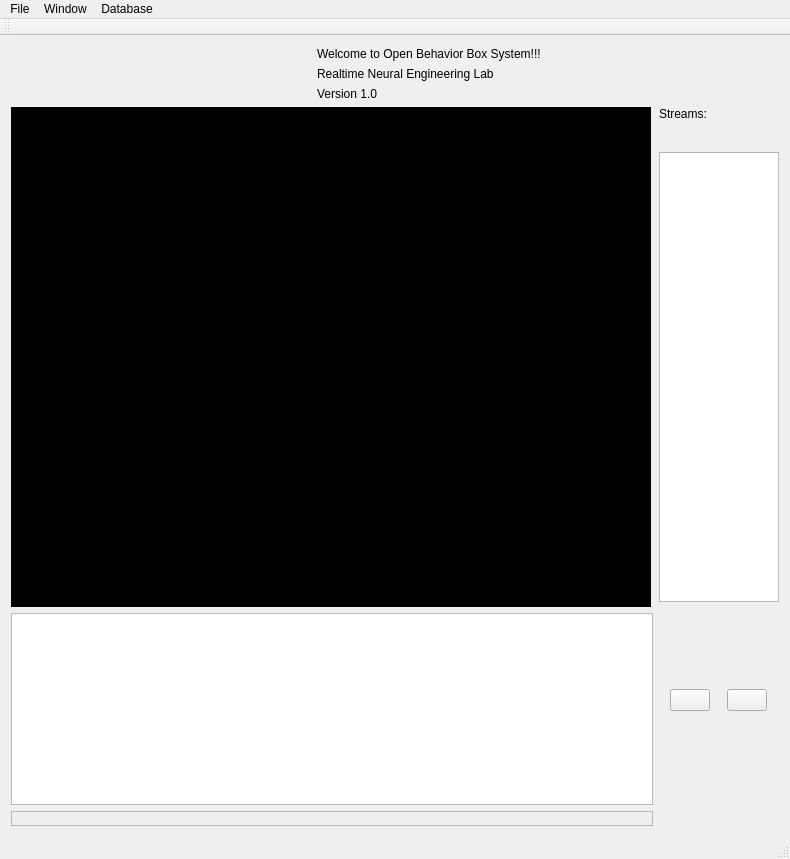
The window that OpenBBoxManager/mainwindow.ui (kemerelab/OpenBBox) describes before a commit, drawn with Qt 5.
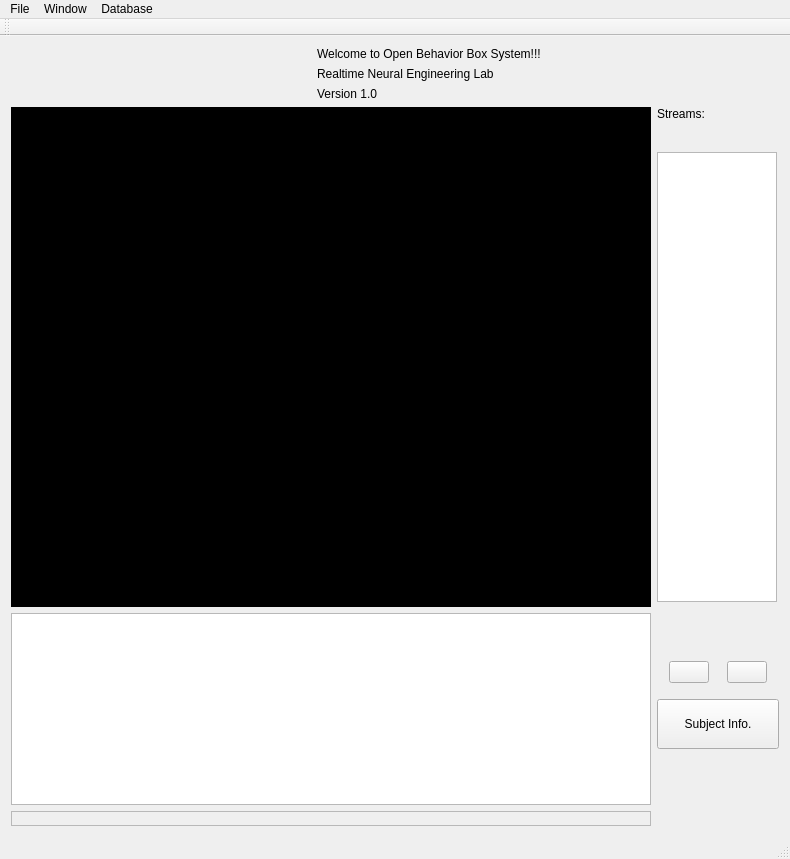
The same window after the commit. Icons and pictures are not drawn.

Commit message: add a widget to enter subject infor and improve the taskfile DAO

```diff
--- a/OpenBBoxManager/mainwindow.ui
+++ b/OpenBBoxManager/mainwindow.ui
@@ -261,6 +261,25 @@
           </item>
          </layout>
         </item>
+        <item>
+         <widget class="QPushButton" name="subinfobutton">
+          <property name="minimumSize">
+           <size>
+            <width>100</width>
+            <height>50</height>
+           </size>
+          </property>
+          <property name="maximumSize">
+           <size>
+            <width>500</width>
+            <height>500</height>
+           </size>
+          </property>
+          <property name="text">
+           <string>Subject Info.</string>
+          </property>
+         </widget>
+        </item>
         <item>
          <spacer name="verticalSpacer_2">
           <property name="orientation">
```
Left out of the diff: 2 changed lines with no effect on the pictures. The commit also changes 10 other files.
